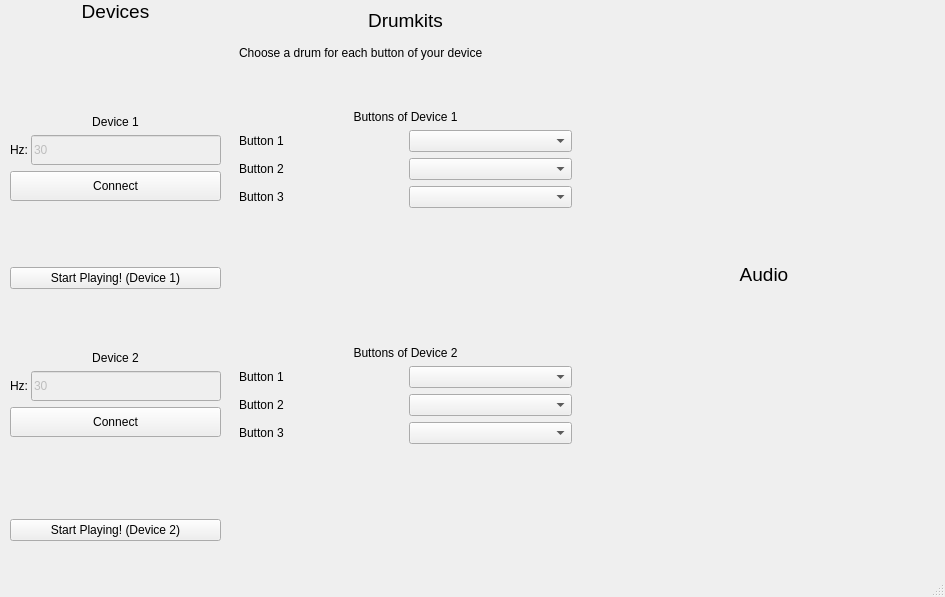
Old version of the form final_files/user_interface.ui in the repository michischmidt/itt-final-project.
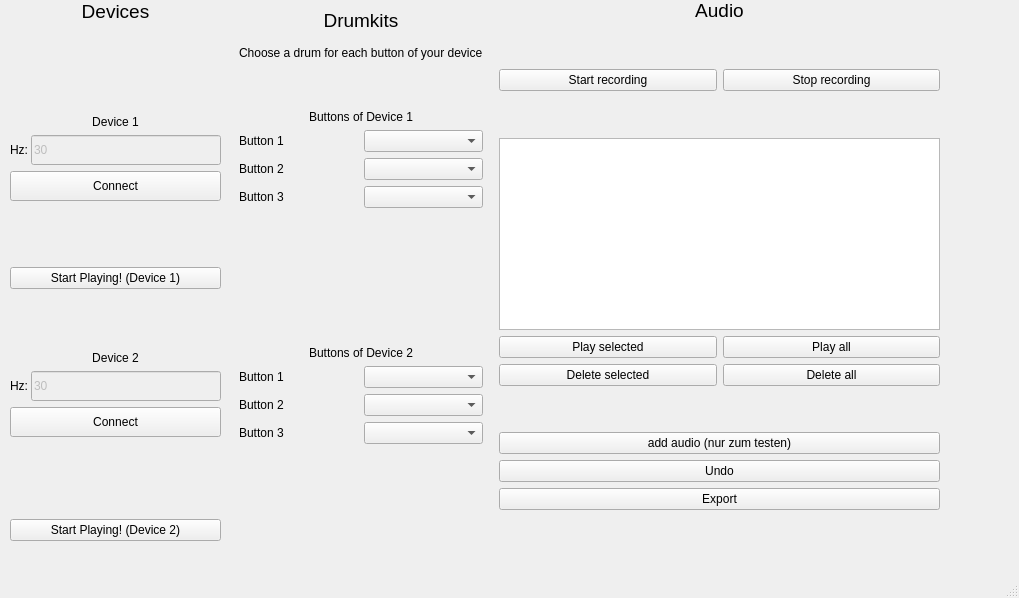
New version of the form.

Commit message: connect audio recorder with gui

What changed in the file:
```diff
--- a/final_files/user_interface.ui
+++ b/final_files/user_interface.ui
@@ -6,8 +6,8 @@
    <rect>
     <x>0</x>
     <y>0</y>
-    <width>945</width>
-    <height>597</height>
+    <width>1019</width>
+    <height>598</height>
    </rect>
   </property>
   <property name="windowTitle">
@@ -556,6 +556,165 @@
        </item>
       </layout>
      </item>
+     <item row="0" column="1">
+      <layout class="QGridLayout" name="gridAudio">
+       <item row="7" column="0">
+        <layout class="QHBoxLayout" name="horizontalLayout_13">
+         <item>
+          <widget class="QPushButton" name="btn_delete_selected">
+           <property name="text">
+            <string>Delete selected</string>
+           </property>
+          </widget>
+         </item>
+         <item>
+          <widget class="QPushButton" name="btn_delete_all">
+           <property name="text">
+            <string>Delete all</string>
+           </property>
+          </widget>
+         </item>
+        </layout>
+       </item>
+       <item row="6" column="0">
+        <layout class="QHBoxLayout" name="horizontalLayout_11">
+         <item>
+          <widget class="QPushButton" name="btn_play_selected">
+           <property name="text">
+            <string>Play selected</string>
+           </property>
+          </widget>
+         </item>
+         <item>
+          <widget class="QPushButton" name="btn_play_all">
+           <property name="text">
+            <string>Play all</string>
+           </property>
+          </widget>
+         </item>
+        </layout>
+       </item>
+       <item row="2" column="0">
+        <layout class="QHBoxLayout" name="horizontalLayout_12">
+         <item>
+          <widget class="QPushButton" name="btn_start_record">
+           <property name="text">
+            <string>Start recording</string>
+           </property>
+          </widget>
+         </item>
+         <item>
+          <widget class="QPushButton" name="btn_stop_record">
+           <property name="text">
+            <string>Stop recording</string>
+           </property>
+          </widget>
+         </item>
+        </layout>
+       </item>
+       <item row="8" column="0">
+        <layout class="QVBoxLayout" name="verticalLayout_3">
+         <item>
+          <spacer name="verticalSpacer_7">
+           <property name="orientation">
+            <enum>Qt::Vertical</enum>
+           </property>
+           <property name="sizeHint" stdset="0">
+            <size>
+             <width>20</width>
+             <height>40</height>
+            </size>
+           </property>
+          </spacer>
+         </item>
+         <item>
+          <widget class="QPushButton" name="btn_add_audio">
+           <property name="text">
+            <string>add audio (nur zum testen)</string>
+           </property>
+          </widget>
+         </item>
+         <item>
+          <widget class="QPushButton" name="btn_undo">
+           <property name="text">
+            <string>Undo</string>
+           </property>
+          </widget>
+         </item>
+         <item>
+          <widget class="QPushButton" name="btn_export">
+           <property name="text">
+            <string>Export</string>
+           </property>
+          </widget>
+         </item>
+         <item>
+          <spacer name="verticalSpacer_6">
+           <property name="orientation">
+            <enum>Qt::Vertical</enum>
+           </property>
+           <property name="sizeHint" stdset="0">
+            <size>
+             <width>20</width>
+             <height>40</height>
+            </size>
+           </property>
+          </spacer>
+         </item>
+        </layout>
+       </item>
+       <item row="5" column="0">
+        <widget class="QListWidget" name="listRecordings"/>
+       </item>
+       <item row="4" column="0">
+        <spacer name="verticalSpacer_8">
+         <property name="orientation">
+          <enum>Qt::Vertical</enum>
+         </property>
+         <property name="sizeHint" stdset="0">
+          <size>
+           <width>20</width>
+           <height>40</height>
+          </size>
+         </property>
+        </spacer>
+       </item>
+       <item row="0" column="0">
+        <widget class="QLabel" name="label_13">
+         <property name="maximumSize">
+          <size>
+           <width>16777215</width>
+           <height>50</height>
+          </size>
+         </property>
+         <property name="font">
+          <font>
+           <pointsize>14</pointsize>
+          </font>
+         </property>
+         <property name="text">
+          <string>Audio</string>
+         </property>
+         <property name="alignment">
+          <set>Qt::AlignCenter</set>
+         </property>
+        </widget>
+       </item>
+       <item row="1" column="0">
+        <spacer name="verticalSpacer_9">
+         <property name="orientation">
+          <enum>Qt::Vertical</enum>
+         </property>
+         <property name="sizeHint" stdset="0">
+          <size>
+           <width>20</width>
+           <height>40</height>
+          </size>
+         </property>
+        </spacer>
+       </item>
+      </layout>
+     </item>
     </layout>
    </widget>
   </widget>
```
Left out of the diff: 27 changed lines with no effect on the pictures. The commit also changes 9 other files.
